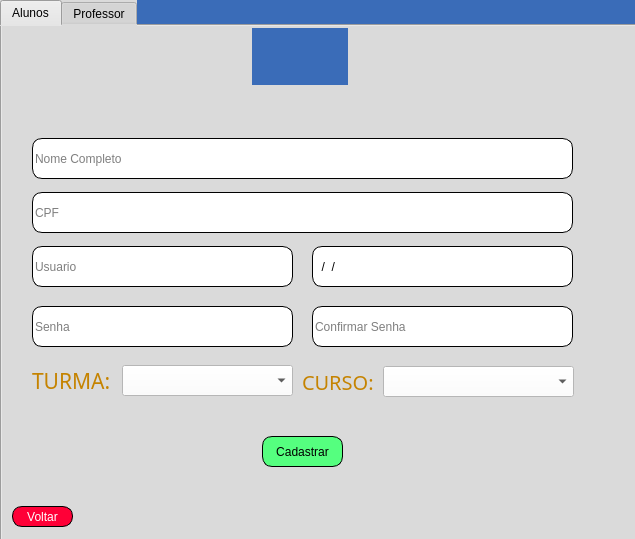
Above: cadastro-aluno-professores.ui from vitoradsp/academicsys before the change. Below: the same form after it.
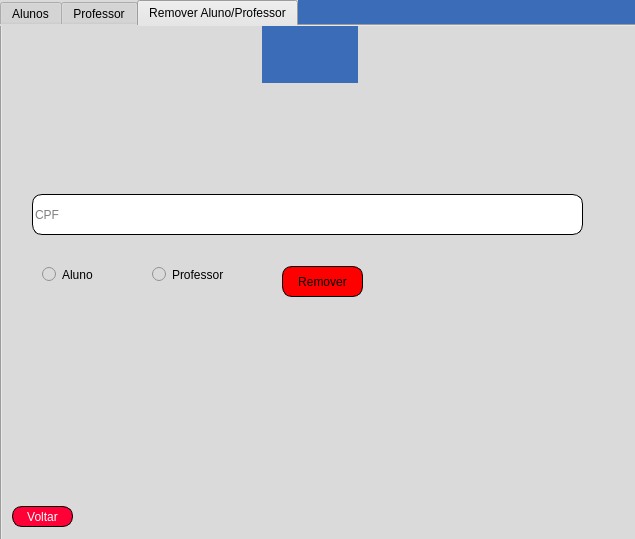
That is the form after the change. The open tabs and pages were chosen to show the change. Icons and pictures are not drawn.

The edit to the form file:
```diff
--- a/cadastro-aluno-professores.ui
+++ b/cadastro-aluno-professores.ui
@@ -315,33 +315,6 @@
        <string>Usuario</string>
       </property>
      </widget>
-     <widget class="QLineEdit" name="inputdatadenascimentoaluno">
-      <property name="geometry">
-       <rect>
-        <x>310</x>
-        <y>220</y>
-        <width>261</width>
-        <height>41</height>
-       </rect>
-      </property>
-      <property name="styleSheet">
-       <string notr="true">border: 1px solid black;	
-background-color: rgb(255, 255, 255);
-border-radius:10px</string>
-      </property>
-      <property name="inputMask">
-       <string>00/00/0000</string>
-      </property>
-      <property name="text">
-       <string>//</string>
-      </property>
-      <property name="echoMode">
-       <enum>QLineEdit::Normal</enum>
-      </property>
-      <property name="placeholderText">
-       <string>Data de Nascimento</string>
-      </property>
-     </widget>
      <widget class="QLabel" name="label2_3">
       <property name="geometry">
        <rect>
@@ -832,6 +805,197 @@
       </property>
      </widget>
     </widget>
+    <widget class="QWidget" name="tab">
+     <attribute name="title">
+      <string>Remover Aluno/Professor</string>
+     </attribute>
+     <widget class="QPushButton" name="btnvoltarcadastro_3">
+      <property name="geometry">
+       <rect>
+        <x>10</x>
+        <y>480</y>
+        <width>61</width>
+        <height>21</height>
+       </rect>
+      </property>
+      <property name="styleSheet">
+       <string notr="true">color: rgb(255, 255, 255);
+border: 1px solid black;
+background-color: rgb(255, 0, 55);
+border-radius:10px
+</string>
+      </property>
+      <property name="text">
+       <string>Voltar</string>
+      </property>
+     </widget>
+     <widget class="QLabel" name="label_6">
+      <property name="geometry">
+       <rect>
+        <x>250</x>
+        <y>2</y>
+        <width>96</width>
+        <height>57</height>
+       </rect>
+      </property>
+      <property name="styleSheet">
+       <string notr="true">background-color: rgb(58, 108, 184);</string>
+      </property>
+      <property name="text">
+       <string/>
+      </property>
+      <property name="pixmap">
+       <pixmap>logomtpequeno.png</pixmap>
+      </property>
+     </widget>
+     <widget class="QLabel" name="label2_9">
+      <property name="geometry">
+       <rect>
+        <x>0</x>
+        <y>0</y>
+        <width>491</width>
+        <height>71</height>
+       </rect>
+      </property>
+      <property name="text">
+       <string/>
+      </property>
+      <property name="pixmap">
+       <pixmap>linhadecima.png</pixmap>
+      </property>
+     </widget>
+     <widget class="QLabel" name="avisor">
+      <property name="geometry">
+       <rect>
+        <x>40</x>
+        <y>130</y>
+        <width>531</width>
+        <height>21</height>
+       </rect>
+      </property>
+      <property name="font">
+       <font>
+        <pointsize>10</pointsize>
+        <weight>75</weight>
+        <bold>true</bold>
+       </font>
+      </property>
+      <property name="styleSheet">
+       <string notr="true">color: rgb(255, 0, 0);</string>
+      </property>
+      <property name="text">
+       <string/>
+      </property>
+     </widget>
+     <widget class="QLabel" name="label2_10">
+      <property name="geometry">
+       <rect>
+        <x>490</x>
+        <y>0</y>
+        <width>491</width>
+        <height>71</height>
+       </rect>
+      </property>
+      <property name="text">
+       <string/>
+      </property>
+      <property name="pixmap">
+       <pixmap>linhadecima.png</pixmap>
+      </property>
+     </widget>
+     <widget class="QPushButton" name="btnremover">
+      <property name="geometry">
+       <rect>
+        <x>280</x>
+        <y>240</y>
+        <width>81</width>
+        <height>31</height>
+       </rect>
+      </property>
+      <property name="styleSheet">
+       <string notr="true">border: 1px solid black;
+background-color: rgb(255, 0, 0);
+border-radius:10px
+</string>
+      </property>
+      <property name="text">
+       <string>Remover</string>
+      </property>
+     </widget>
+     <widget class="QLineEdit" name="inputcpfdeletar">
+      <property name="geometry">
+       <rect>
+        <x>30</x>
+        <y>168</y>
+        <width>551</width>
+        <height>41</height>
+       </rect>
+      </property>
+      <property name="styleSheet">
+       <string notr="true">	font: 8pt &quot;MS Shell Dlg 2&quot;;
+border: 1px solid black;	
+background-color: rgb(255, 255, 255);
+border-radius:10px</string>
+      </property>
+      <property name="inputMask">
+       <string>00000000000</string>
+      </property>
+      <property name="text">
+       <string/>
+      </property>
+      <property name="echoMode">
+       <enum>QLineEdit::Normal</enum>
+      </property>
+      <property name="placeholderText">
+       <string>CPF</string>
+      </property>
+     </widget>
+     <widget class="QLabel" name="label_7">
+      <property name="geometry">
+       <rect>
+        <x>260</x>
+        <y>0</y>
+        <width>96</width>
+        <height>57</height>
+       </rect>
+      </property>
+      <property name="styleSheet">
+       <string notr="true">background-color: rgb(58, 108, 184);</string>
+      </property>
+      <property name="text">
+       <string/>
+      </property>
+      <property name="pixmap">
+       <pixmap>logomtpequeno.png</pixmap>
+      </property>
+     </widget>
+     <widget class="QRadioButton" name="buttonaluno">
+      <property name="geometry">
+       <rect>
+        <x>40</x>
+        <y>240</y>
+        <width>82</width>
+        <height>17</height>
+       </rect>
+      </property>
+      <property name="text">
+       <string>Aluno</string>
+      </property>
+     </widget>
+     <widget class="QRadioButton" name="buttonprofessor">
+      <property name="geometry">
+       <rect>
+        <x>150</x>
+        <y>240</y>
+        <width>82</width>
+        <height>17</height>
+       </rect>
+      </property>
+      <property name="text">
+       <string>Professor</string>
+      </property>
+     </widget>
+    </widget>
    </widget>
   </widget>
  </widget>
```
Left out of the diff: 245 changed lines with no effect on the pictures.
